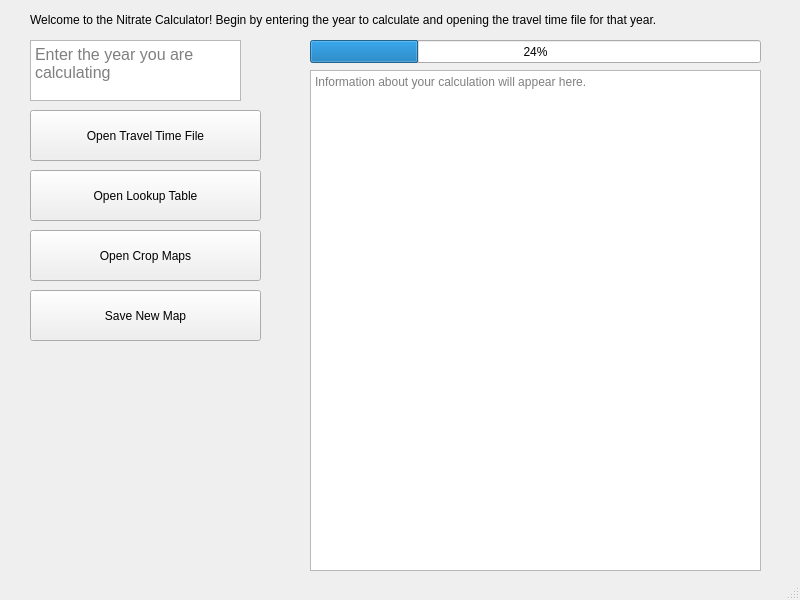
garretthooten/NitrateCalculatorGUI, file mainwindow.ui: the form before one commit.
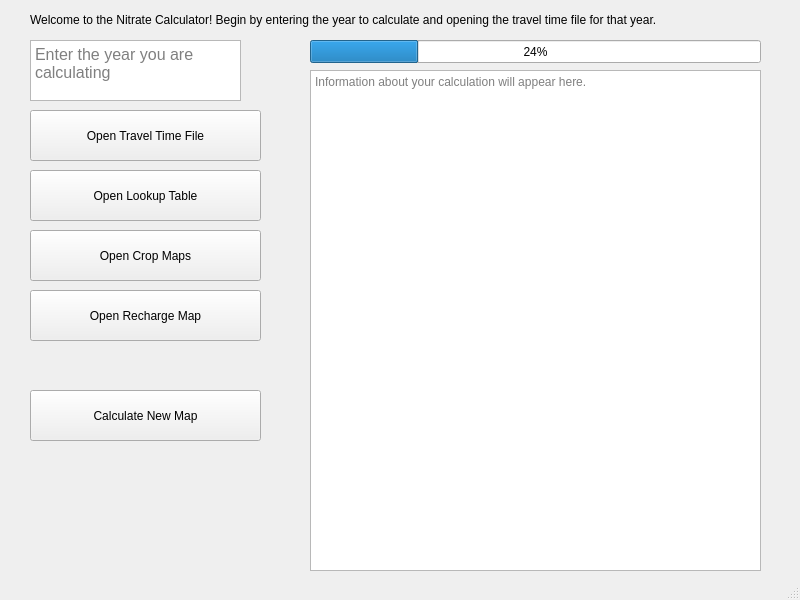
The form after the commit.

Patch:
```diff
--- a/mainwindow.ui
+++ b/mainwindow.ui
@@ -137,13 +137,26 @@
     <property name="geometry">
      <rect>
       <x>30</x>
+      <y>390</y>
+      <width>231</width>
+      <height>51</height>
+     </rect>
+    </property>
+    <property name="text">
+     <string>Calculate New Map</string>
+    </property>
+   </widget>
+   <widget class="QPushButton" name="recharge_button">
+    <property name="geometry">
+     <rect>
+      <x>30</x>
       <y>290</y>
       <width>231</width>
       <height>51</height>
      </rect>
     </property>
     <property name="text">
-     <string>Save New Map</string>
+     <string>Open Recharge Map</string>
     </property>
    </widget>
   </widget>
```
